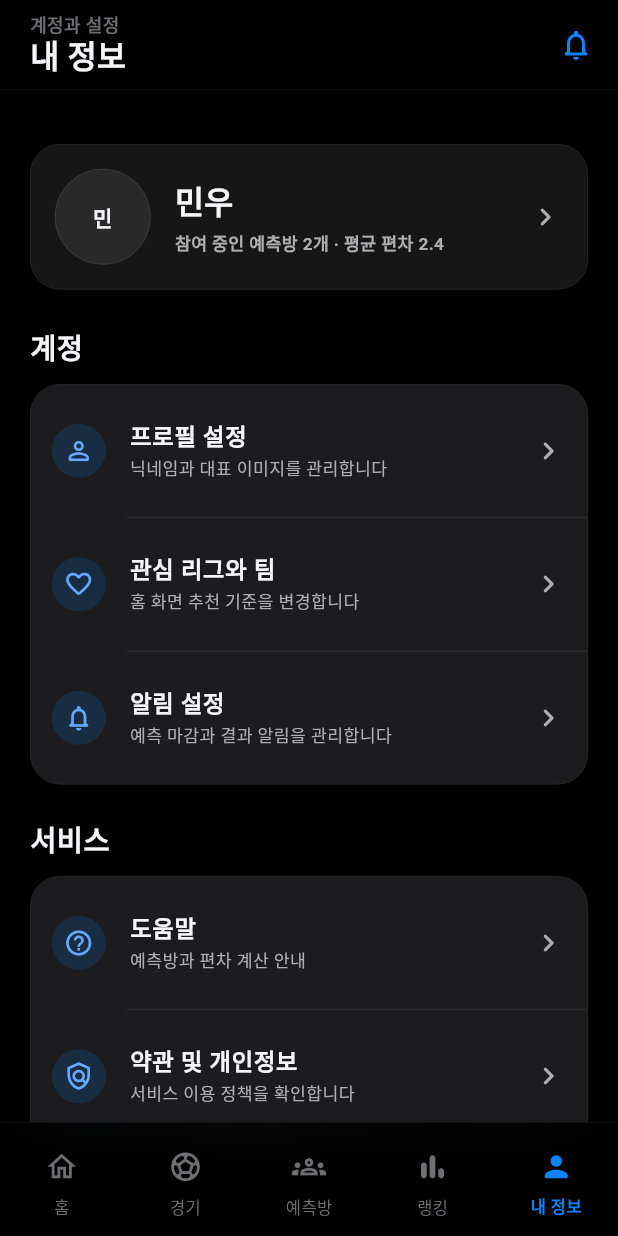
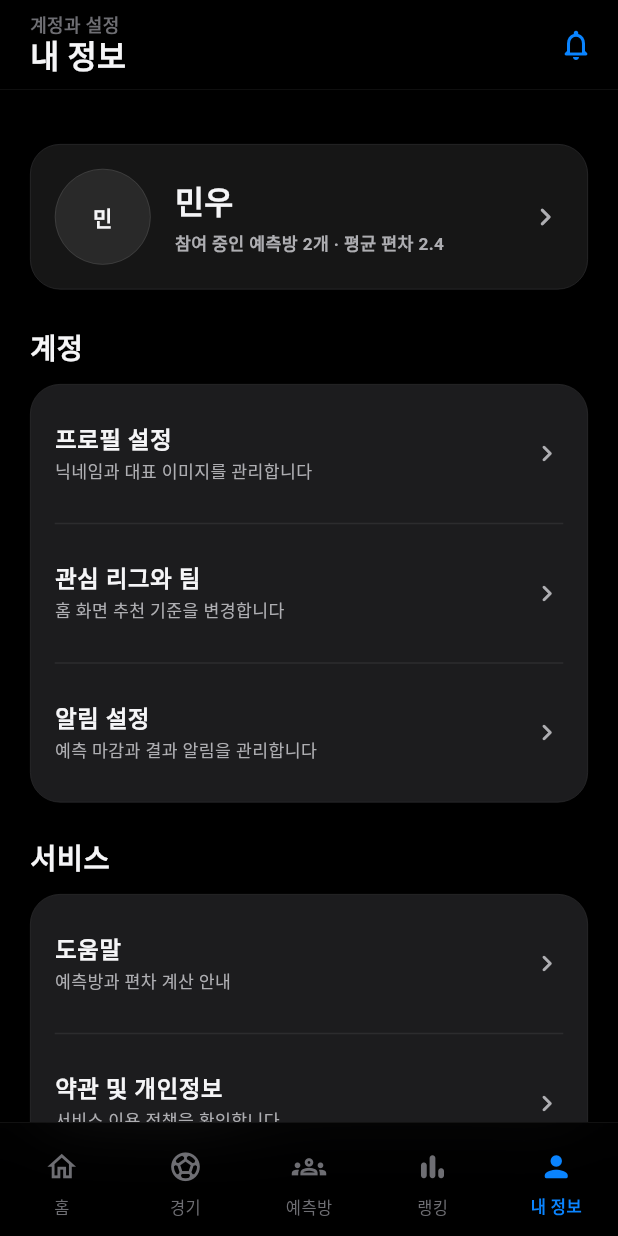
Before and after one commit to Scoee-Team/Scoee-Frontend, a Flutter app: the screen it shows after launch, item 5 of the bottom bar chosen, on a phone screen of 412 x 824 dp. Run offline on Flutter 3.47's test engine with Material 3 defaults, Android fonts, the phone set to English and light mode, and no system bars; our stand-ins replace dio, flutter_riverpod, go_router, google_fonts.

Commit message:
fix: 내 정보 페이지 탭 수정 #1

```diff
--- a/lib/features/profile/presentation/screen/profile_screen.dart
+++ b/lib/features/profile/presentation/screen/profile_screen.dart
@@ -21,17 +21,14 @@ class ProfileScreen extends StatelessWidget {
                 title: '계정',
                 items: [
                   _SettingsItem(
-                    icon: Icons.person_outline_rounded,
                     title: '프로필 설정',
                     subtitle: '닉네임과 대표 이미지를 관리합니다',
                   ),
                   _SettingsItem(
-                    icon: Icons.favorite_border_rounded,
                     title: '관심 리그와 팀',
                     subtitle: '홈 화면 추천 기준을 변경합니다',
                   ),
                   _SettingsItem(
-                    icon: Icons.notifications_none_rounded,
                     title: '알림 설정',
                     subtitle: '예측 마감과 결과 알림을 관리합니다',
                   ),
@@ -41,21 +38,12 @@ class ProfileScreen extends StatelessWidget {
               const _SettingsSection(
                 title: '서비스',
                 items: [
+                  _SettingsItem(title: '도움말', subtitle: '예측방과 편차 계산 안내'),
                   _SettingsItem(
-                    icon: Icons.help_outline_rounded,
-                    title: '도움말',
-                    subtitle: '예측방과 편차 계산 안내',
-                  ),
-                  _SettingsItem(
-                    icon: Icons.policy_outlined,
                     title: '약관 및 개인정보',
                     subtitle: '서비스 이용 정책을 확인합니다',
                   ),
-                  _SettingsItem(
-                    icon: Icons.info_outline_rounded,
-                    title: '앱 정보',
-                    subtitle: 'Scoee 1.0.0',
-                  ),
+                  _SettingsItem(title: '앱 정보', subtitle: 'Scoee 1.0.0'),
                 ],
               ),
               const SizedBox(height: 22),
@@ -138,7 +126,8 @@ class _SettingsSection extends StatelessWidget {
                   const Divider(
                     height: 1,
                     color: FigmaColors.border,
-                    indent: 64,
+                    indent: 16,
+                    endIndent: 16,
                   ),
               ],
             ],
@@ -150,26 +139,15 @@ class _SettingsSection extends StatelessWidget {
 }
 
 class _SettingsItem extends StatelessWidget {
-  const _SettingsItem({
-    required this.icon,
-    required this.title,
-    required this.subtitle,
-  });
+  const _SettingsItem({required this.title, required this.subtitle});
 
-  final IconData icon;
   final String title;
   final String subtitle;
 
   @override
   Widget build(BuildContext context) {
     return ListTile(
-      minLeadingWidth: 32,
-      contentPadding: const EdgeInsets.symmetric(horizontal: 14, vertical: 8),
-      leading: CircleAvatar(
-        radius: 18,
-        backgroundColor: FigmaColors.blue.withValues(alpha: 0.16),
-        child: Icon(icon, color: FigmaColors.blueSoft, size: 20),
-      ),
+      contentPadding: const EdgeInsets.symmetric(horizontal: 16, vertical: 10),
       title: Text(
         title,
         maxLines: 1,
@@ -193,6 +171,7 @@ class _SettingsItem extends StatelessWidget {
       trailing: const Icon(
         Icons.chevron_right_rounded,
         color: FigmaColors.muted,
+        size: 22,
       ),
     );
   }
```
